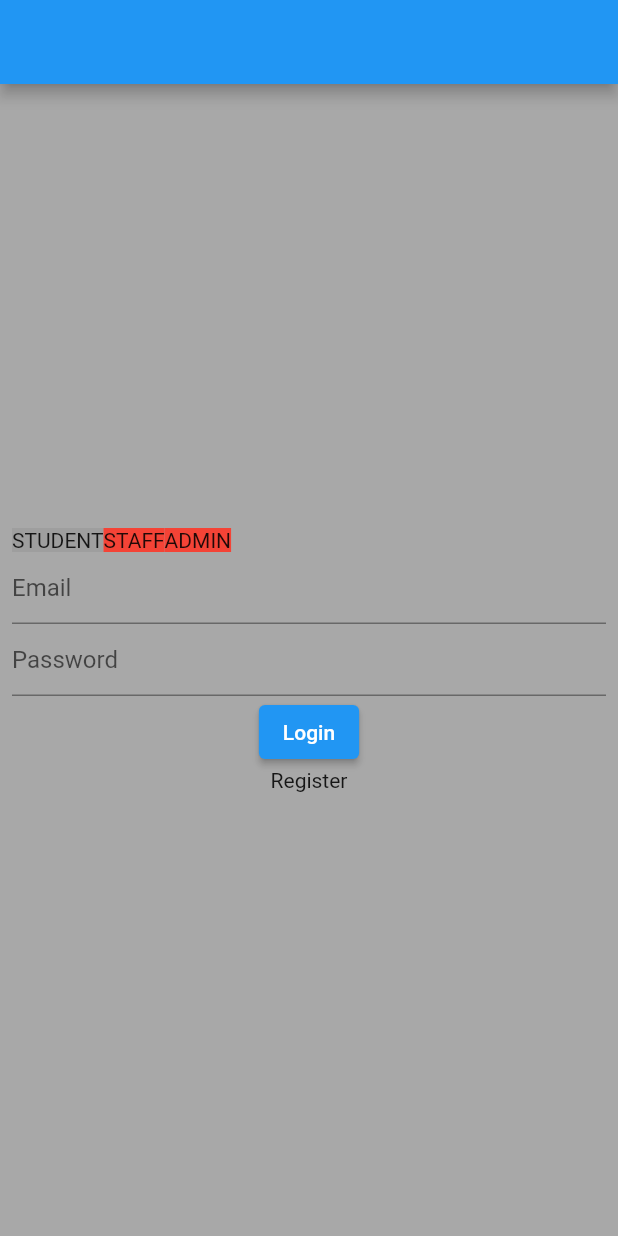
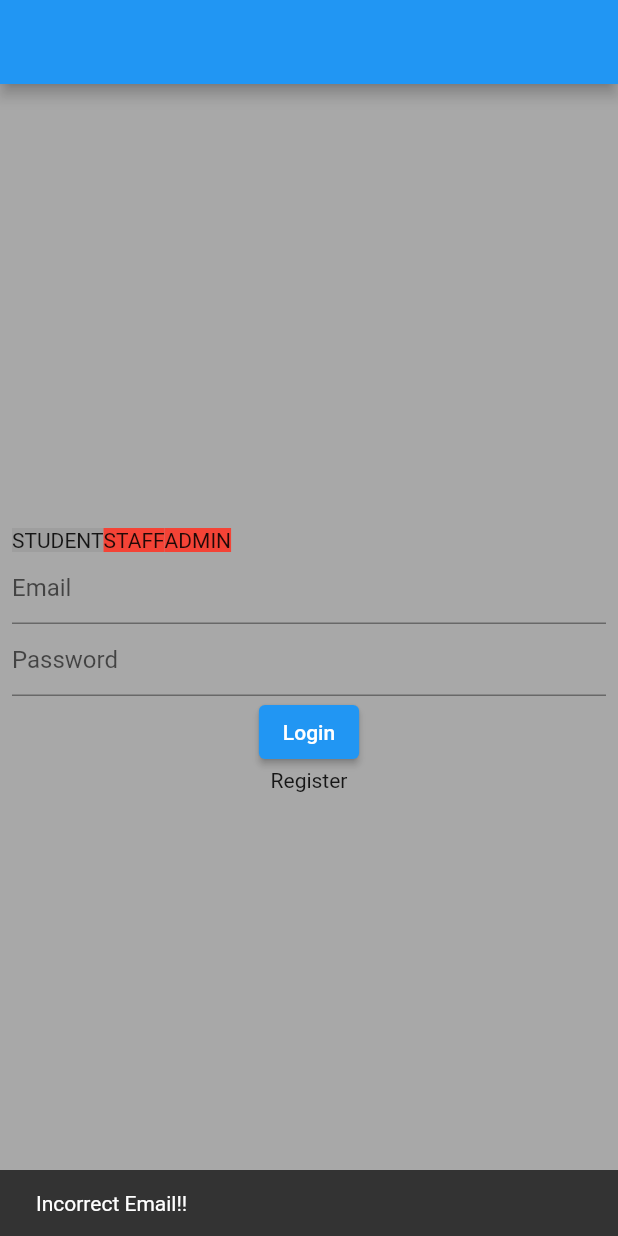
Before and after one commit to john-scaria/attendance_app, a Flutter app: the screen it shows after launch, after a tap on "Login", on a phone screen of 412 x 824 dp. Run offline on Flutter 3.47's test engine with Material 2 defaults, Android fonts, the phone set to English and light mode, and no system bars; our stand-ins replace cloud_firestore, firebase_core, flutter_phoenix, qr_flutter, shared_preferences; missing offline and left inert: mobile_scanner; accounts and stored records are empty.

Commit message:
commit 2

```diff
--- /dev/null
+++ b/lib/src/models/scan_model.dart
@@ -0,0 +1,6 @@
+class ScanModel {
+  final String userId;
+  final String userType;
+
+  ScanModel(this.userId, this.userType);
+}
--- a/lib/src/ui/login_screen.dart
+++ b/lib/src/ui/login_screen.dart
@@ -5,6 +5,7 @@ import 'package:attendance_app/src/ui/widgets/app_scaffold.dart';
 import 'package:attendance_app/src/ui/widgets/app_tabs.dart';
 import 'package:attendance_app/src/ui/widgets/app_textfield.dart';
 import 'package:attendance_app/src/ui/widgets/tab_widget.dart';
+import 'package:attendance_app/src/utils/utils.dart';
 import 'package:attendance_app/src/view_model/login_viewmodel.dart';
 import 'package:flutter/material.dart';
 import 'package:flutter_phoenix/flutter_phoenix.dart';
@@ -71,13 +72,20 @@ class LoginScreen extends StatelessWidget {
     String emailAddress,
     String password,
   ) async {
-    bool _isLoginSuccess = await context.read<LoginViewModel>().login(
-          email: emailAddress,
-          password: password,
-          userType: context.read<LoginViewModel>().currentLoginUserType,
-        );
+    bool _isLoginSuccess = await Utils.dialogLoaderForBoolFuture(
+      context,
+      context.read<LoginViewModel>().login(
+            email: emailAddress,
+            password: password,
+            userType: context.read<LoginViewModel>().currentLoginUserType,
+          ),
+    );
     if (_isLoginSuccess) {
       Phoenix.rebirth(context);
+    } else {
+      Utils.showSnackBar(
+          context: context,
+          message: context.read<LoginViewModel>().loginMessage);
     }
   }
 }
--- a/lib/src/ui/profile/profile_screen.dart
+++ b/lib/src/ui/profile/profile_screen.dart
@@ -9,6 +9,7 @@ import 'package:attendance_app/src/ui/profile/staff_profile.dart';
 import 'package:attendance_app/src/ui/profile/student_profile.dart';
 import 'package:attendance_app/src/ui/widgets/app_button.dart';
 import 'package:attendance_app/src/ui/widgets/app_scaffold.dart';
+import 'package:attendance_app/src/utils/utils.dart';
 import 'package:attendance_app/src/view_model/login_viewmodel.dart';
 import 'package:attendance_app/src/view_model/profile_viewmodel.dart';
 import 'package:flutter/material.dart';
@@ -99,7 +100,10 @@ class ProfileBody extends StatelessWidget {
   }
 
   Future<void> _logout(BuildContext context) async {
-    context.read<LoginViewModel>().logout().whenComplete(
+    Utils.dialogLoaderForBoolFuture(
+      context,
+      context.read<LoginViewModel>().logout(),
+    ).whenComplete(
       () {
         Navigator.pushAndRemoveUntil(
           context,
--- a/lib/src/utils/utils.dart
+++ b/lib/src/utils/utils.dart
@@ -1,4 +1,6 @@
 import 'package:attendance_app/src/models/user_type.dart';
+import 'package:flutter/material.dart';
+import 'package:intl/intl.dart';
 
 class Utils {
   static String getLoginTypeFromEnum(LoginUserType? userType) {
@@ -26,4 +28,58 @@ class Utils {
         return LoginUserType.student;
     }
   }
+
+  static String timeToddMMyyyyString(DateTime? time) {
+    return time != null
+        ? DateFormat('dd-MM-yyyy').format(time)
+        : 'Time not Specified';
+  }
+
+  static Future<bool> dialogLoaderForBoolFuture(
+    BuildContext cx,
+    Future<bool>? future,
+  ) async {
+    return await showDialog(
+      context: cx,
+      barrierDismissible: false,
+      builder: (ctx) {
+        future?.then(
+          (value) => Navigator.pop(ctx, value),
+        );
+        return commonAlertDialog(loaderWidget());
+      },
+    );
+  }
+
+  static Widget loaderWidget() => Row(
+        children: [
+          const CircularProgressIndicator(),
+          Container(
+            margin: const EdgeInsets.only(left: 7),
+            child: const Text("Please Wait.."),
+          ),
+        ],
+      );
+
+  static AlertDialog commonAlertDialog(Widget child) => AlertDialog(
+        insetPadding: const EdgeInsets.all(15),
+        shape: RoundedRectangleBorder(
+          borderRadius: BorderRadius.circular(10.0),
+        ),
+        content: child,
+      );
+
+  static void showSnackBar({
+    required BuildContext context,
+    required String message,
+  }) {
+    ScaffoldMessenger.of(context).showSnackBar(
+      SnackBar(
+        content: Text(message),
+        duration: const Duration(
+          seconds: 1,
+        ),
+      ),
+    );
+  }
 }
--- a/lib/src/view_model/login_viewmodel.dart
+++ b/lib/src/view_model/login_viewmodel.dart
@@ -46,8 +46,8 @@ class LoginViewModel extends ChangeNotifier {
   Future<String?> get userType async =>
       await UserSession.getData(key: UserSession.userTypeKey);
 
-  String _errorMessage = '';
-  String get errorMessage => _errorMessage;
+  String _loginMessage = '';
+  String get loginMessage => _loginMessage;
 
   Future<bool> login({
     required String email,
@@ -63,11 +63,9 @@ class LoginViewModel extends ChangeNotifier {
         },
       );
       if (_hasEmail) {
-        print('has email');
         final _document = _collection.doc(email);
         final _data = (await _document.get()).data();
         if (_data!['password'] == password) {
-          print('has password');
           await UserSession.saveData(
             key: UserSession.userIdKey,
             data: email,
@@ -78,20 +76,22 @@ class LoginViewModel extends ChangeNotifier {
           );
           return true;
         } else {
-          print('has no password');
+          _loginMessage = 'Incorrect Password!!';
         }
       } else {
-        print('has no email');
+        _loginMessage = 'Incorrect Email!!';
       }
       return false;
     } catch (e) {
       print(e);
+      _loginMessage = 'Login Error!!';
       return false;
     }
   }
 
-  Future<void> logout() async {
+  Future<bool> logout() async {
     await UserSession.removeData(key: UserSession.userIdKey);
     await UserSession.removeData(key: UserSession.userTypeKey);
+    return true;
   }
 }
--- a/pubspec.yaml
+++ b/pubspec.yaml
@@ -34,6 +34,7 @@ dependencies:
   flutter:
     sdk: flutter
   flutter_phoenix: ^1.0.0
+  intl: ^0.17.0
   mobile_scanner: ^1.0.0
   provider: ^6.0.2
   qr_code_scanner: ^0.7.0
```
Also changed, not shown: lib/src/ui/profile/admin_profile.dart (+26 -1 lines), lib/src/view_model/profile_viewmodel.dart (+48 -0 lines), pubspec.lock.
